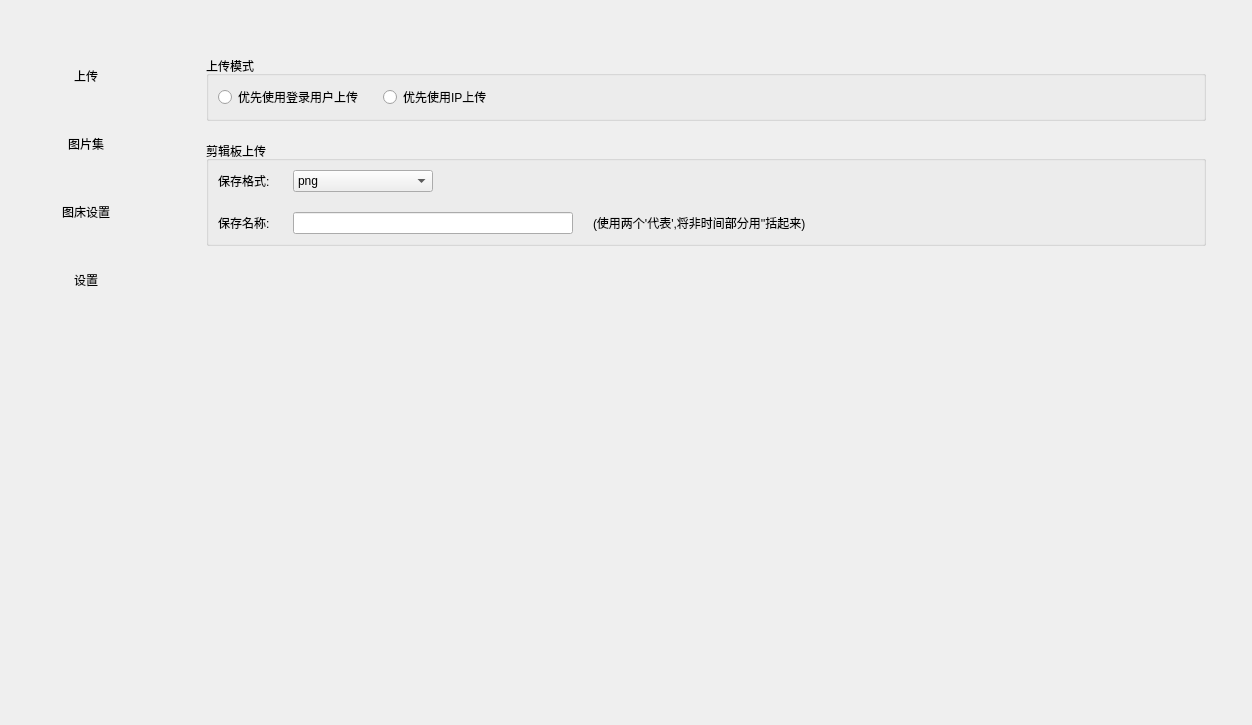
median-dxz/Lotos, file src/mainwindow.ui: the form before one commit.
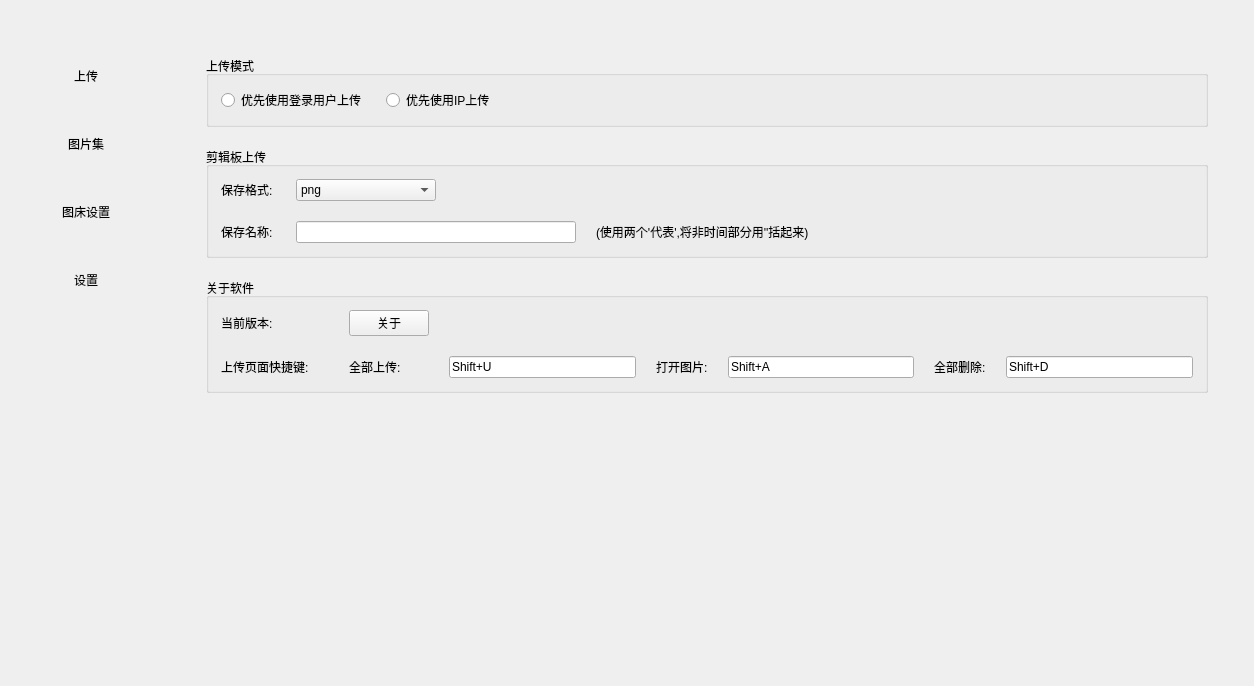
The form after the commit. The open tabs and pages were chosen to show the change. Icons and pictures are not drawn. Custom widgets are drawn as their Qt base class.

Commit message: feat: 完善功能，准备发布第一个非正式版本

The edit to the form file:
```diff
--- a/src/mainwindow.ui
+++ b/src/mainwindow.ui
@@ -6,8 +6,8 @@
    <rect>
     <x>0</x>
     <y>0</y>
-    <width>1252</width>
-    <height>725</height>
+    <width>1254</width>
+    <height>686</height>
    </rect>
   </property>
   <property name="windowTitle">
@@ -17,7 +17,10 @@
    <string notr="true"/>
   </property>
   <widget class="QWidget" name="centralwidget">
-   <layout class="QGridLayout" name="gridLayout_2">
+   <layout class="QVBoxLayout" name="verticalLayout_3">
+    <property name="spacing">
+     <number>0</number>
+    </property>
     <property name="leftMargin">
      <number>6</number>
     </property>
@@ -30,10 +33,7 @@
     <property name="bottomMargin">
      <number>6</number>
     </property>
-    <property name="spacing">
-     <number>0</number>
-    </property>
-    <item row="0" column="0">
+    <item>
      <widget class="QFrame" name="viewport">
       <property name="frameShape">
        <enum>QFrame::NoFrame</enum>
@@ -701,6 +701,39 @@
             <number>40</number>
            </property>
            <item>
+            <widget class="QScrollArea" name="settingsArea">
+             <property name="frameShape">
+              <enum>QFrame::NoFrame</enum>
+             </property>
+             <property name="widgetResizable">
+              <bool>true</bool>
+             </property>
+             <widget class="QWidget" name="settingsContents">
+              <property name="geometry">
+               <rect>
+                <x>0</x>
+                <y>0</y>
+                <width>1002</width>
+                <height>615</height>
+               </rect>
+              </property>
+              <layout class="QVBoxLayout" name="verticalLayout_5">
+               <property name="spacing">
+                <number>20</number>
+               </property>
+               <property name="leftMargin">
+                <number>0</number>
+               </property>
+               <property name="topMargin">
+                <number>0</number>
+               </property>
+               <property name="rightMargin">
+                <number>0</number>
+               </property>
+               <property name="bottomMargin">
+                <number>0</number>
+               </property>
+               <item>
             <widget class="QGroupBox" name="groupBox_3">
              <property name="sizePolicy">
               <sizepolicy hsizetype="Preferred" vsizetype="Maximum">
@@ -712,6 +745,18 @@
               <string>上传模式</string>
              </property>
              <layout class="QGridLayout" name="gridLayout_7">
+                  <property name="leftMargin">
+                   <number>12</number>
+                  </property>
+                  <property name="topMargin">
+                   <number>12</number>
+                  </property>
+                  <property name="rightMargin">
+                   <number>12</number>
+                  </property>
+                  <property name="bottomMargin">
+                   <number>12</number>
+                  </property>
               <property name="spacing">
                <number>20</number>
               </property>
@@ -757,6 +802,18 @@
               <string>剪辑板上传</string>
              </property>
              <layout class="QGridLayout" name="gridLayout_6">
+                  <property name="leftMargin">
+                   <number>12</number>
+                  </property>
+                  <property name="topMargin">
+                   <number>12</number>
+                  </property>
+                  <property name="rightMargin">
+                   <number>12</number>
+                  </property>
+                  <property name="bottomMargin">
+                   <number>12</number>
+                  </property>
               <property name="spacing">
                <number>20</number>
               </property>
@@ -866,6 +923,99 @@
              </layout>
             </widget>
            </item>
+               <item>
+                <widget class="QGroupBox" name="groupBox_2">
+                 <property name="title">
+                  <string>关于软件</string>
+                 </property>
+                 <layout class="QGridLayout" name="gridLayout_2">
+                  <property name="leftMargin">
+                   <number>12</number>
+                  </property>
+                  <property name="topMargin">
+                   <number>12</number>
+                  </property>
+                  <property name="rightMargin">
+                   <number>12</number>
+                  </property>
+                  <property name="bottomMargin">
+                   <number>12</number>
+                  </property>
+                  <property name="spacing">
+                   <number>20</number>
+                  </property>
+                  <item row="1" column="4">
+                   <widget class="QLabel" name="label_8">
+                    <property name="text">
+                     <string>打开图片:</string>
+                    </property>
+                   </widget>
+                  </item>
+                  <item row="1" column="3">
+                   <widget class="QKeySequenceEdit" name="uploadShortCut">
+                    <property name="keySequence">
+                     <string>Shift+U</string>
+                    </property>
+                   </widget>
+                  </item>
+                  <item row="1" column="5">
+                   <widget class="QKeySequenceEdit" name="openImageShortCut">
+                    <property name="keySequence">
+                     <string>Shift+A</string>
+                    </property>
+                   </widget>
+                  </item>
+                  <item row="1" column="7">
+                   <widget class="QKeySequenceEdit" name="deleteAllShortCut">
+                    <property name="keySequence">
+                     <string>Shift+D</string>
+                    </property>
+                   </widget>
+                  </item>
+                  <item row="1" column="6">
+                   <widget class="QLabel" name="label_9">
+                    <property name="text">
+                     <string>全部删除:</string>
+                    </property>
+                   </widget>
+                  </item>
+                  <item row="1" column="0">
+                   <widget class="QLabel" name="label_10">
+                    <property name="text">
+                     <string>上传页面快捷键:</string>
+                    </property>
+                   </widget>
+                  </item>
+                  <item row="0" column="0" colspan="2">
+                   <widget class="QLabel" name="versionLabel">
+                    <property name="text">
+                     <string>当前版本: </string>
+                    </property>
+                   </widget>
+                  </item>
+                  <item row="0" column="2">
+                   <widget class="QPushButton" name="aboutButton">
+                    <property name="sizePolicy">
+                     <sizepolicy hsizetype="Maximum" vsizetype="Fixed">
+                      <horstretch>0</horstretch>
+                      <verstretch>0</verstretch>
+                     </sizepolicy>
+                    </property>
+                    <property name="text">
+                     <string>关于</string>
+                    </property>
+                   </widget>
+                  </item>
+                  <item row="1" column="2">
+                   <widget class="QLabel" name="label">
+                    <property name="text">
+                     <string>全部上传:</string>
+                    </property>
+                   </widget>
+                  </item>
+                 </layout>
+                </widget>
+               </item>
            <item>
             <spacer name="verticalSpacer_3">
              <property name="orientation">
@@ -874,10 +1024,14 @@
              <property name="sizeHint" stdset="0">
               <size>
                <width>20</width>
-               <height>40</height>
+                   <height>246</height>
               </size>
              </property>
             </spacer>
+               </item>
+              </layout>
+             </widget>
+            </widget>
            </item>
           </layout>
          </widget>
```
Left out of the diff: 8 changed lines with no effect on the pictures. Lines whose indentation alone changed are shown as unchanged. The commit also changes 4 other files.
